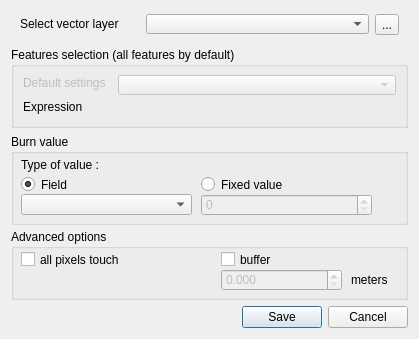
Above: ui/vector_data_dialog.ui from MathieuChailloux/MitiConnect before the change. Below: the same form after it.
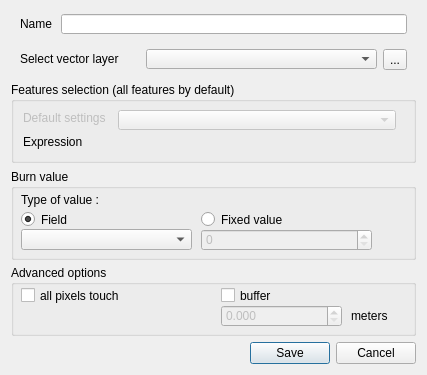
That is the form after the change. Custom widgets are drawn as their Qt base class.

```diff
--- a/ui/vector_data_dialog.ui
+++ b/ui/vector_data_dialog.ui
@@ -6,27 +6,80 @@
    <rect>
     <x>0</x>
     <y>0</y>
-    <width>419</width>
-    <height>339</height>
+    <width>427</width>
+    <height>375</height>
    </rect>
   </property>
   <property name="minimumSize">
    <size>
     <width>0</width>
-    <height>339</height>
+    <height>375</height>
    </size>
   </property>
   <property name="maximumSize">
    <size>
     <width>16777215</width>
-    <height>339</height>
+    <height>375</height>
    </size>
   </property>
   <property name="windowTitle">
    <string>Import vector data</string>
   </property>
-  <layout class="QGridLayout" name="gridLayout_2">
-   <item row="0" column="0">
+  <layout class="QVBoxLayout" name="verticalLayout">
+   <item>
+    <widget class="QFrame" name="frame_2">
+     <property name="frameShape">
+      <enum>QFrame::NoFrame</enum>
+     </property>
+     <property name="frameShadow">
+      <enum>QFrame::Raised</enum>
+     </property>
+     <layout class="QHBoxLayout" name="horizontalLayout_2">
+      <property name="topMargin">
+       <number>3</number>
+      </property>
+      <property name="bottomMargin">
+       <number>6</number>
+      </property>
+      <item>
+       <widget class="QLabel" name="nameLabel">
+        <property name="minimumSize">
+         <size>
+          <width>35</width>
+          <height>16</height>
+         </size>
+        </property>
+        <property name="maximumSize">
+         <size>
+          <width>35</width>
+          <height>20</height>
+         </size>
+        </property>
+        <property name="text">
+         <string>Name</string>
+        </property>
+       </widget>
+      </item>
+      <item>
+       <widget class="QLineEdit" name="nameValue">
+        <property name="minimumSize">
+         <size>
+          <width>0</width>
+          <height>20</height>
+         </size>
+        </property>
+        <property name="maximumSize">
+         <size>
+          <width>16777215</width>
+          <height>20</height>
+         </size>
+        </property>
+       </widget>
+      </item>
+     </layout>
+    </widget>
+   </item>
+   <item>
     <widget class="QFrame" name="frame">
      <property name="frameShape">
       <enum>QFrame::NoFrame</enum>
@@ -86,7 +139,7 @@
      </layout>
     </widget>
    </item>
-   <item row="1" column="0">
+   <item>
     <widget class="QGroupBox" name="valueGroupBox_3">
      <property name="enabled">
       <bool>true</bool>
@@ -190,7 +243,7 @@
      </widget>
     </widget>
    </item>
-   <item row="2" column="0">
+   <item>
     <widget class="QGroupBox" name="valueGroupBox_2">
      <property name="enabled">
       <bool>true</bool>
@@ -295,7 +348,7 @@
      </widget>
     </widget>
    </item>
-   <item row="3" column="0">
+   <item>
     <widget class="QGroupBox" name="optionsGroupBox">
      <property name="enabled">
       <bool>true</bool>
@@ -375,7 +428,7 @@
      </widget>
     </widget>
    </item>
-   <item row="4" column="0">
+   <item>
     <widget class="QDialogButtonBox" name="vectorButtons">
      <property name="orientation">
       <enum>Qt::Horizontal</enum>
```
